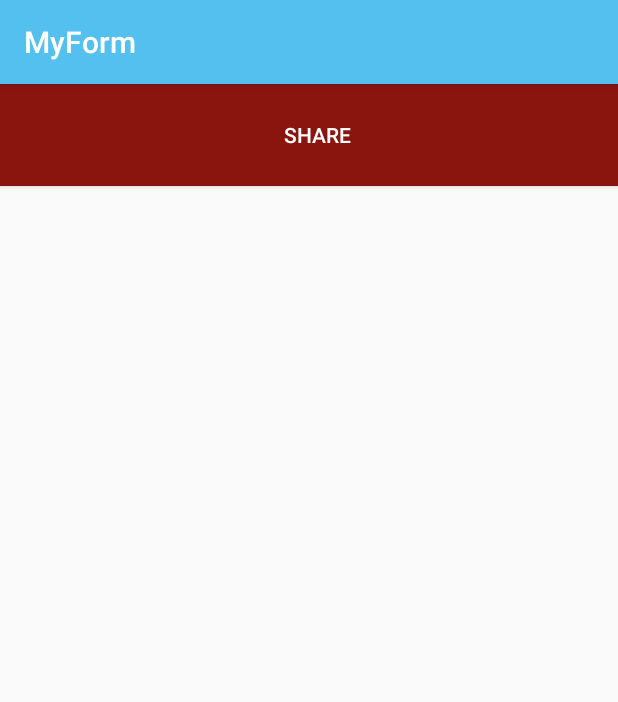
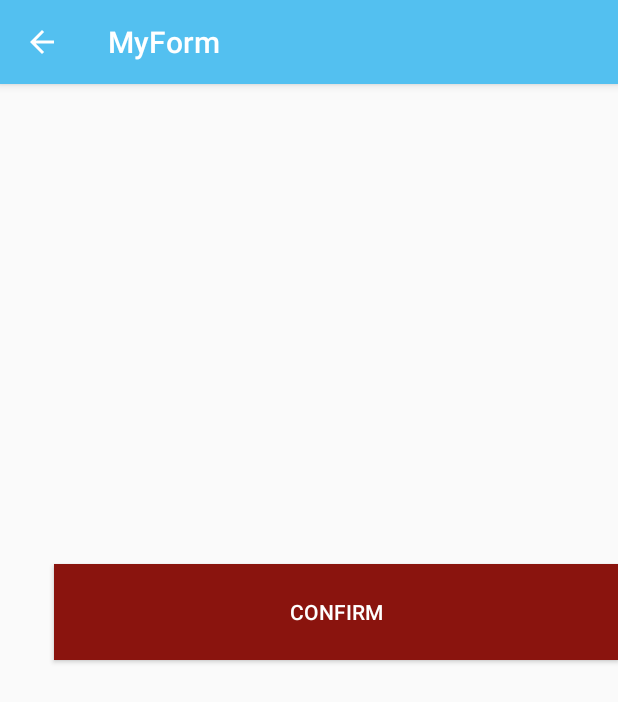
Before and after one commit to wldrocha/MyForm, an Android app: the ThirdActivity screen opened directly, with no data from a screen before it, on a phone screen of 412 x 824 dp. Shown: the top 702 px of the screen. Run offline under Robolectric (Android 15) with nearby library versions, the phone set to English and light mode, and no system bars.

Commit message:
messages toast, back button. End proyect

```diff
--- a/app/src/main/java/wladcom/example/practice01/ThirdActivity.java
+++ b/app/src/main/java/wladcom/example/practice01/ThirdActivity.java
@@ -2,13 +2,69 @@ package wladcom.example.practice01;
 
 import androidx.appcompat.app.AppCompatActivity;
 
+import android.content.Intent;
 import android.os.Bundle;
+import android.view.View;
+import android.widget.Button;
+import android.widget.Toast;
 
 public class ThirdActivity extends AppCompatActivity {
+
+    //UI elements
+    private Button btnConfirm;
+    private Button btnShare;
+
+    private String name;
+    private int age;
+    private int messageType;
 
     @Override
     protected void onCreate(Bundle savedInstanceState) {
         super.onCreate(savedInstanceState);
         setContentView(R.layout.activity_third);
+
+        //Back to main
+        getSupportActionBar().setDisplayHomeAsUpEnabled(true);
+
+        btnConfirm = findViewById(R.id.buttonConfirm);
+        btnShare = findViewById(R.id.buttonShare);
+
+        Bundle bundle = getIntent().getExtras();
+        if(bundle != null){
+            name = bundle.getString("name");
+            age = bundle.getInt("age");
+            messageType  = bundle.getInt("option");
+        }
+
+        btnShare.setVisibility(View.INVISIBLE);
+
+        btnConfirm.setOnClickListener(new View.OnClickListener() {
+            @Override
+            public void onClick(View v) {
+                Toast.makeText(ThirdActivity.this, createMessage(name, age, messageType), Toast.LENGTH_SHORT).show();
+                btnShare.setVisibility(View.VISIBLE);
+                btnConfirm.setVisibility(View.INVISIBLE);
+            }
+        });
+
+        btnShare.setOnClickListener(new View.OnClickListener() {
+            @Override
+            public void onClick(View v) {
+                Intent intent = new Intent(Intent.ACTION_SEND);
+                intent.setType("text/plain");
+                intent.putExtra(Intent.EXTRA_TEXT, createMessage(name, age, messageType));
+                startActivity(intent);
+            }
+        });
+
+
+    }
+
+    private String createMessage(String name, int age, int messageType){
+        if(messageType == SecondActivity.GREETER_OPTION){
+           return "Hola "+ name + ", ¿Cómo llevas esos "+age+" años?";
+        }else{
+            return "Espero verte pronto "+name+", antes que cumplas "+(age+1);
+        }
     }
 }
--- a/app/src/main/res/layout/activity_third.xml
+++ b/app/src/main/res/layout/activity_third.xml
@@ -7,13 +7,33 @@
     tools:context=".ThirdActivity">
 
     <Button
-        android:id="@+id/buttonShare"
-        android:layout_width="423dp"
-        android:layout_height="68dp"
+        android:id="@+id/buttonConfirm"
+        android:layout_width="376dp"
+        android:layout_height="64dp"
+        android:layout_below="@+id/textViewAge"
         android:layout_alignParentBottom="true"
         android:background="@color/colorAccent"
-        android:text="Share"
+        android:text="Confirm"
         android:textColor="#fff"
-        tools:layout_editor_absoluteX="-6dp"
-        tools:layout_editor_absoluteY="541dp" />
+        app:layout_constraintBottom_toTopOf="@+id/buttonShare"
+        app:layout_constraintEnd_toEndOf="parent"
+        app:layout_constraintHorizontal_bias="1.0"
+        app:layout_constraintStart_toStartOf="parent"
+        app:layout_constraintTop_toTopOf="parent" />
+
+    <Button
+        android:id="@+id/buttonShare"
+        android:layout_width="376dp"
+        android:layout_height="64dp"
+        android:layout_alignParentBottom="true"
+        android:layout_marginTop="40dp"
+        android:background="@color/colorAccent"
+        android:text="Next Step"
+        android:textColor="#fff"
+        app:layout_constraintBottom_toBottomOf="parent"
+        app:layout_constraintEnd_toEndOf="parent"
+        app:layout_constraintHorizontal_bias="1.0"
+        app:layout_constraintStart_toStartOf="parent"
+        app:layout_constraintTop_toBottomOf="@+id/textViewAge" />
+
 </androidx.constraintlayout.widget.ConstraintLayout>
```
Also changed, not shown: app/src/main/AndroidManifest.xml (+7 -3 lines).
